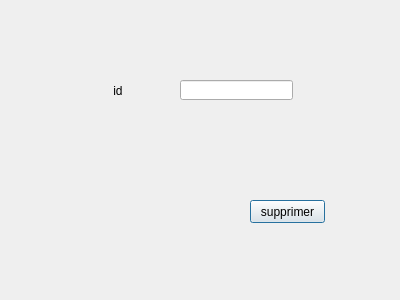
Old version of the form aaaa.ui in the repository HediLengliz/Smart_Court_2A25.
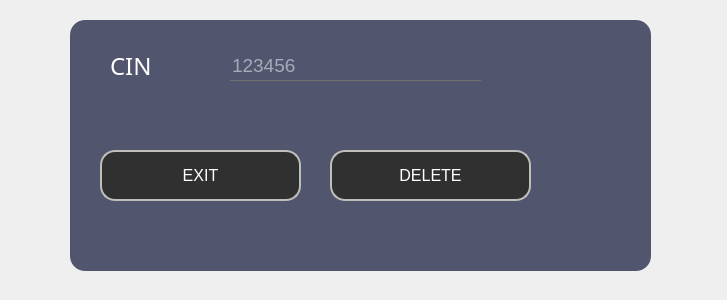
New version of the form. Icons and pictures are not drawn.

Diff of the .ui file:
```diff
--- a/aaaa.ui
+++ b/aaaa.ui
@@ -6,48 +6,195 @@
    <rect>
     <x>0</x>
     <y>0</y>
-    <width>400</width>
+    <width>727</width>
     <height>300</height>
    </rect>
   </property>
   <property name="windowTitle">
    <string>Dialog</string>
   </property>
-  <widget class="QLineEdit" name="le_supp">
+  <property name="styleSheet">
+   <string notr="true">*{
+    background:url(C:/hammerrrm.jpg) ;
+}</string>
+  </property>
+  <widget class="QFrame" name="add_employee">
    <property name="geometry">
     <rect>
-     <x>180</x>
-     <y>80</y>
-     <width>113</width>
-     <height>20</height>
+     <x>70</x>
+     <y>20</y>
+     <width>581</width>
+     <height>251</height>
     </rect>
    </property>
-  </widget>
-  <widget class="QPushButton" name="pb_supp">
-   <property name="geometry">
-    <rect>
-     <x>250</x>
-     <y>200</y>
-     <width>75</width>
-     <height>23</height>
-    </rect>
+   <property name="styleSheet">
+    <string notr="true">QFrame
+{
+	background:#51556e;
+    border-radius:15px;
+}</string>
    </property>
-   <property name="text">
-    <string>supprimer</string>
+   <property name="frameShape">
+    <enum>QFrame::StyledPanel</enum>
    </property>
-  </widget>
-  <widget class="QLabel" name="label">
-   <property name="geometry">
-    <rect>
-     <x>100</x>
-     <y>80</y>
-     <width>47</width>
-     <height>21</height>
-    </rect>
+   <property name="frameShadow">
+    <enum>QFrame::Raised</enum>
    </property>
-   <property name="text">
-    <string>    id</string>
-   </property>
+   <widget class="QLabel" name="label_8">
+    <property name="geometry">
+     <rect>
+      <x>380</x>
+      <y>450</y>
+      <width>231</width>
+      <height>171</height>
+     </rect>
+    </property>
+    <property name="text">
+     <string/>
+    </property>
+    <property name="pixmap">
+     <pixmap>D:/QTprojet/smart court.png</pixmap>
+    </property>
+    <property name="scaledContents">
+     <bool>true</bool>
+    </property>
+   </widget>
+   <widget class="QPushButton" name="pb_supp">
+    <property name="geometry">
+     <rect>
+      <x>260</x>
+      <y>130</y>
+      <width>201</width>
+      <height>51</height>
+     </rect>
+    </property>
+    <property name="font">
+     <font>
+      <pointsize>12</pointsize>
+     </font>
+    </property>
+    <property name="styleSheet">
+     <string notr="true">*{
+color:white;
+border-radius: 15px;
+background:#303030;
+border: 2px solid #bfbeba;
+}
+
+*:hover
+{
+	color:#303030;
+	border-radius:15px;
+	background:white;
+border: 2px solid #bfbeba;
+}</string>
+    </property>
+    <property name="text">
+     <string>DELETE</string>
+    </property>
+   </widget>
+   <widget class="QLineEdit" name="le_supp">
+    <property name="geometry">
+     <rect>
+      <x>160</x>
+      <y>30</y>
+      <width>251</width>
+      <height>31</height>
+     </rect>
+    </property>
+    <property name="font">
+     <font>
+      <pointsize>14</pointsize>
+     </font>
+    </property>
+    <property name="acceptDrops">
+     <bool>true</bool>
+    </property>
+    <property name="styleSheet">
+     <string notr="true">*{
+background:transparent;
+border:none;
+color:white;
+border-bottom:1px solid #717072;
+}</string>
+    </property>
+    <property name="inputMask">
+     <string/>
+    </property>
+    <property name="text">
+     <string/>
+    </property>
+    <property name="maxLength">
+     <number>32767</number>
+    </property>
+    <property name="echoMode">
+     <enum>QLineEdit::Normal</enum>
+    </property>
+    <property name="placeholderText">
+     <string>123456</string>
+    </property>
+   </widget>
+   <widget class="QLabel" name="label_2">
+    <property name="geometry">
+     <rect>
+      <x>40</x>
+      <y>20</y>
+      <width>51</width>
+      <height>51</height>
+     </rect>
+    </property>
+    <property name="styleSheet">
+     <string notr="true">*{
+    font-family:century gothic;
+    font-size:24px;
+	color:white;
+}
+
+</string>
+    </property>
+    <property name="text">
+     <string>CIN</string>
+    </property>
+   </widget>
+   <widget class="QPushButton" name="EXIT">
+    <property name="geometry">
+     <rect>
+      <x>30</x>
+      <y>130</y>
+      <width>201</width>
+      <height>51</height>
+     </rect>
+    </property>
+    <property name="font">
+     <font>
+      <pointsize>12</pointsize>
+     </font>
+    </property>
+    <property name="styleSheet">
+     <string notr="true">*{
+color:white;
+border-radius: 15px;
+background:#303030;
+border: 2px solid #bfbeba;
+}
+
+*:hover
+{
+	color:#303030;
+	border-radius:15px;
+	background:white;
+border: 2px solid #bfbeba;
+}</string>
+    </property>
+    <property name="text">
+     <string>EXIT</string>
+    </property>
+   </widget>
+   <zorder>label_8</zorder>
+   <zorder>pb_supp</zorder>
+   <zorder>label_2</zorder>
+   <zorder>le_supp</zorder>
+   <zorder>EXIT</zorder>
   </widget>
  </widget>
  <resources/>
```
